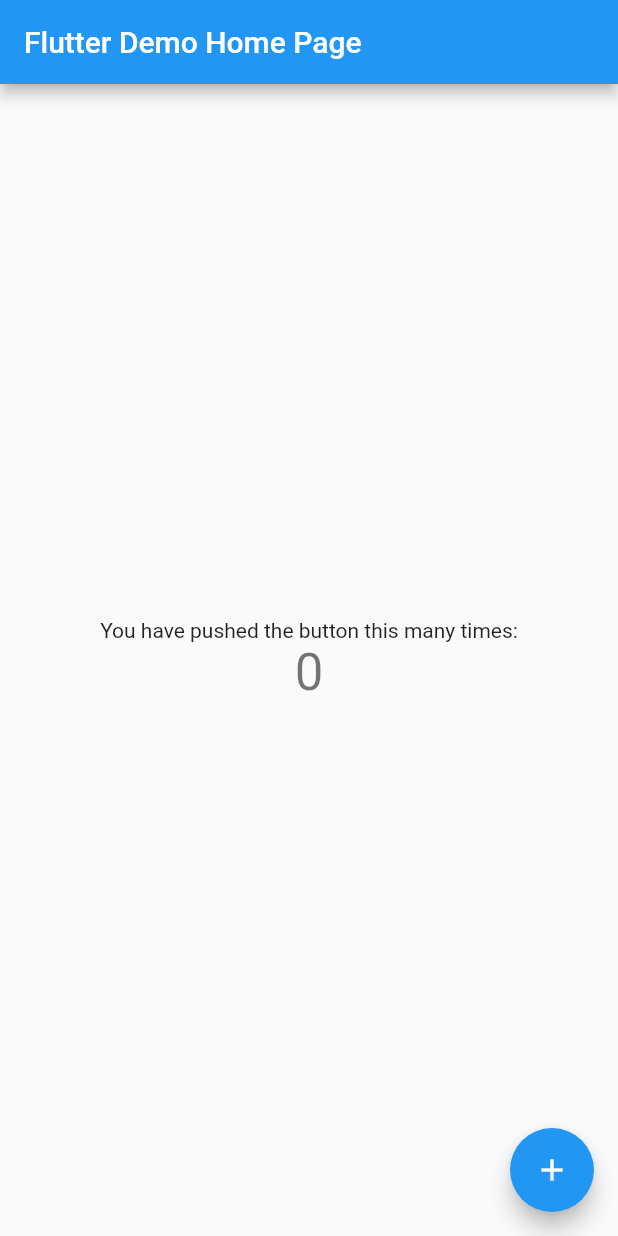
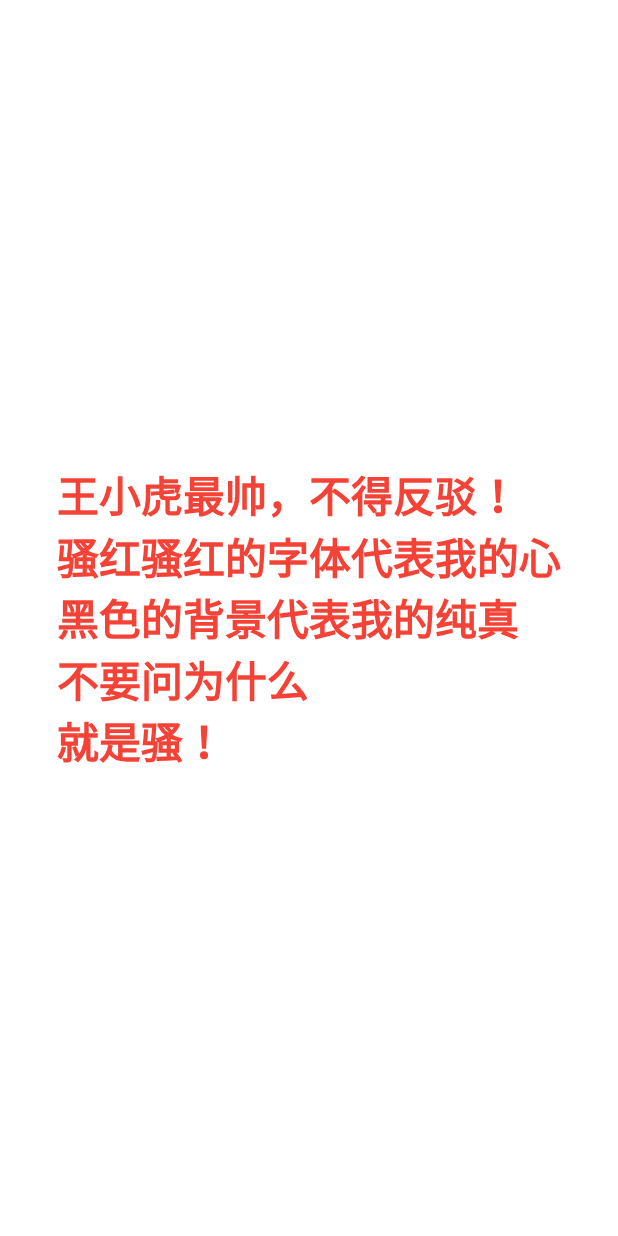
Before and after one commit to shengdongwang/DemonKing-Flutter, a Flutter app: the screen it shows after launch, on a phone screen of 412 x 824 dp. Run offline on Flutter 3.47's test engine with Material 2 defaults, Android fonts, the phone set to English and light mode, and no system bars.

Commit message:
啦啦啦啦

```diff
--- a/lib/main.dart
+++ b/lib/main.dart
@@ -3,109 +3,24 @@
 void main() => runApp(MyApp());
 
 class MyApp extends StatelessWidget {
-  // This widget is the root of your application.
   @override
   Widget build(BuildContext context) {
     return MaterialApp(
-      title: 'Flutter Demo',
-      theme: ThemeData(
-        // This is the theme of your application.
-        //
-        // Try running your application with "flutter run". You'll see the
-        // application has a blue toolbar. Then, without quitting the app, try
-        // changing the primarySwatch below to Colors.green and then invoke
-        // "hot reload" (press "r" in the console where you ran "flutter run",
-        // or simply save your changes to "hot reload" in a Flutter IDE).
-        // Notice that the counter didn't reset back to zero; the application
-        // is not restarted.
-        primarySwatch: Colors.blue,
-      ),
-      home: MyHomePage(title: 'Flutter Demo Home Page'),
+      home: Home(),
     );
   }
 }
 
-class MyHomePage extends StatefulWidget {
-  MyHomePage({Key key, this.title}) : super(key: key);
-
-  // This widget is the home page of your application. It is stateful, meaning
-  // that it has a State object (defined below) that contains fields that affect
-  // how it looks.
-
-  // This class is the configuration for the state. It holds the values (in this
-  // case the title) provided by the parent (in this case the App widget) and
-  // used by the build method of the State. Fields in a Widget subclass are
-  // always marked "final".
-
-  final String title;
-
-  @override
-  _MyHomePageState createState() => _MyHomePageState();
-}
-
-class _MyHomePageState extends State<MyHomePage> {
-  int _counter = 0;
-
-  void _incrementCounter() {
-    setState(() {
-      // This call to setState tells the Flutter framework that something has
-      // changed in this State, which causes it to rerun the build method below
-      // so that the display can reflect the updated values. If we changed
-      // _counter without calling setState(), then the build method would not be
-      // called again, and so nothing would appear to happen.
-      _counter++;
-    });
-  }
-
+class Home extends StatelessWidget {
   @override
   Widget build(BuildContext context) {
-    // This method is rerun every time setState is called, for instance as done
-    // by the _incrementCounter method above.
-    //
-    // The Flutter framework has been optimized to make rerunning build methods
-    // fast, so that you can just rebuild anything that needs updating rather
-    // than having to individually change instances of widgets.
-    return Scaffold(
-      appBar: AppBar(
-        // Here we take the value from the MyHomePage object that was created by
-        // the App.build method, and use it to set our appbar title.
-        title: Text(widget.title),
-      ),
-      body: Center(
-        // Center is a layout widget. It takes a single child and positions it
-        // in the middle of the parent.
-        child: Column(
-          // Column is also a layout widget. It takes a list of children and
-          // arranges them vertically. By default, it sizes itself to fit its
-          // children horizontally, and tries to be as tall as its parent.
-          //
-          // Invoke "debug painting" (press "p" in the console, choose the
-          // "Toggle Debug Paint" action from the Flutter Inspector in Android
-          // Studio, or the "Toggle Debug Paint" command in Visual Studio Code)
-          // to see the wireframe for each widget.
-          //
-          // Column has various properties to control how it sizes itself and
-          // how it positions its children. Here we use mainAxisAlignment to
-          // center the children vertically; the main axis here is the vertical
-          // axis because Columns are vertical (the cross axis would be
-          // horizontal).
-          mainAxisAlignment: MainAxisAlignment.center,
-          children: <Widget>[
-            Text(
-              'You have pushed the button this many times:',
-            ),
-            Text(
-              '$_counter',
-              style: Theme.of(context).textTheme.display1,
-            ),
-          ],
+    return Center(
+      child: Text(
+        '王小虎最帅，不得反驳！\n骚红骚红的字体代表我的心\n黑色的背景代表我的纯真\n不要问为什么\n就是骚！',
+        style: TextStyle(
+            color: Colors.red, fontSize: 28, decoration: TextDecoration.none,
         ),
       ),
-      floatingActionButton: FloatingActionButton(
-        onPressed: _incrementCounter,
-        tooltip: 'Increment',
-        child: Icon(Icons.add),
-      ), // This trailing comma makes auto-formatting nicer for build methods.
     );
   }
 }
```
